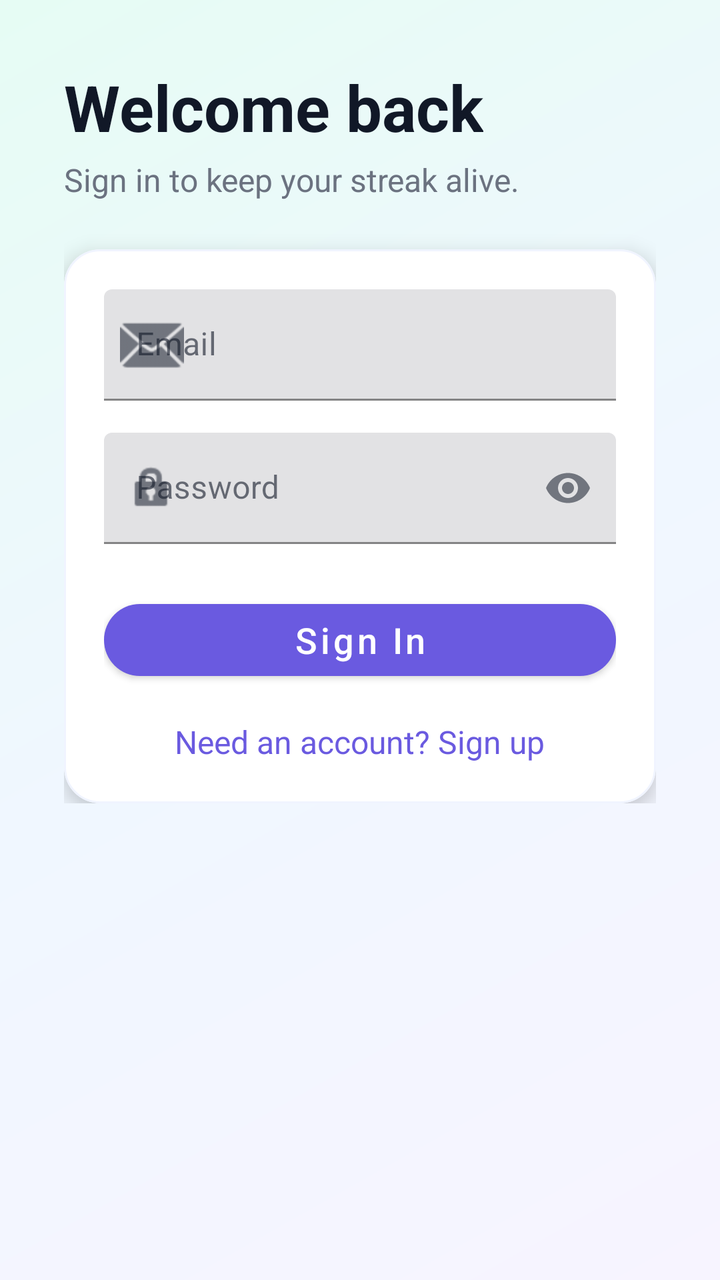
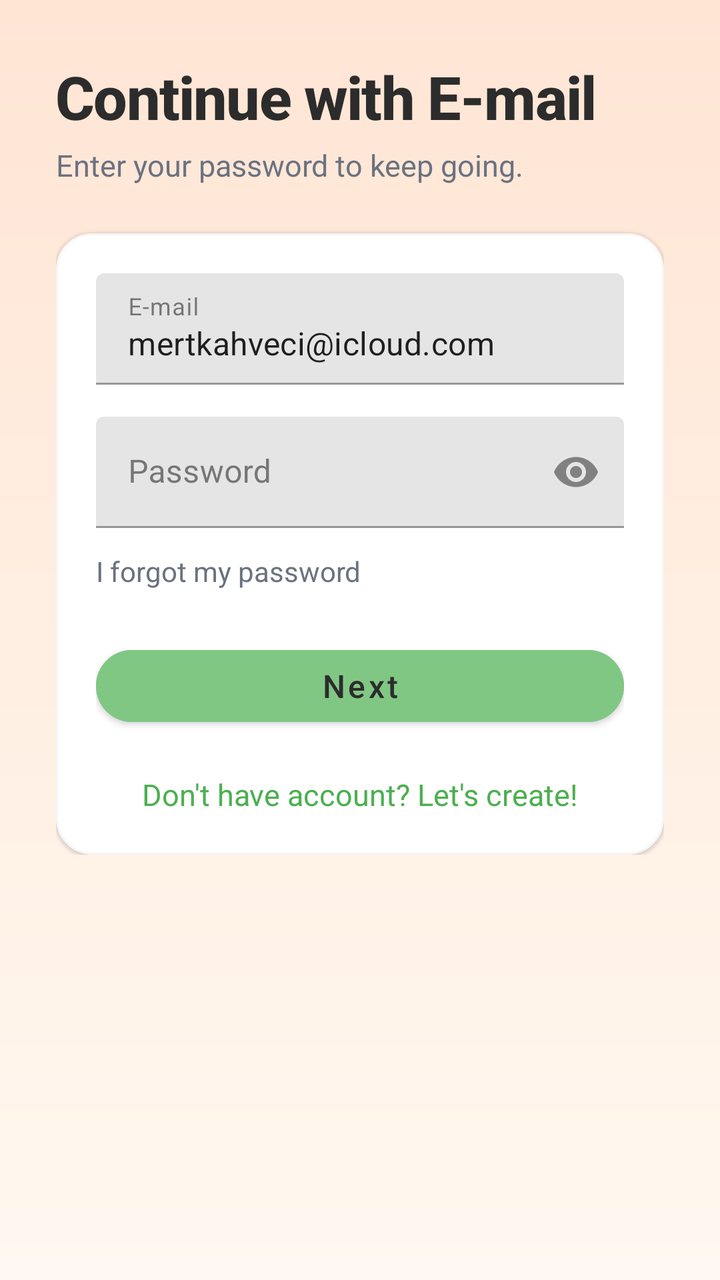

Two renders of the same Android screen: before a commit and after it. Below are the layout's source before the change and the commit's diff.
<!-- AndroidManifest.xml: application theme Theme.Group4mco -->
<!-- res/layout/activity_login.xml -->
<?xml version="1.0" encoding="utf-8"?>
<ScrollView xmlns:android="http://schemas.android.com/apk/res/android"
    xmlns:app="http://schemas.android.com/apk/res-auto"
    android:layout_width="match_parent"
    android:layout_height="match_parent"
    android:background="@drawable/bg_app_gradient">

    <LinearLayout
        android:layout_width="match_parent"
        android:layout_height="wrap_content"
        android:orientation="vertical"
        android:padding="32dp">

        <TextView
            android:layout_width="wrap_content"
            android:layout_height="wrap_content"
            android:text="Welcome back"
            android:textColor="@color/color_on_surface"
            android:textSize="32sp"
            android:textStyle="bold" />

        <TextView
            android:layout_width="wrap_content"
            android:layout_height="wrap_content"
            android:layout_marginTop="4dp"
            android:text="Sign in to keep your streak alive."
            android:textColor="@color/color_on_surface_secondary"
            android:textSize="16sp" />

        <com.google.android.material.card.MaterialCardView
            android:layout_width="match_parent"
            android:layout_height="wrap_content"
            android:layout_marginTop="24dp"
            app:cardBackgroundColor="@color/color_surface"
            app:cardCornerRadius="@dimen/card_corner_radius"
            app:cardElevation="@dimen/card_elevation"
            app:strokeColor="@color/color_surface_alt"
            app:strokeWidth="1dp">

            <LinearLayout
                android:layout_width="match_parent"
                android:layout_height="wrap_content"
                android:orientation="vertical"
                android:padding="@dimen/card_padding">

                <com.google.android.material.textfield.TextInputLayout
                    android:layout_width="match_parent"
                    android:layout_height="wrap_content"
                    android:hint="Email"
                    app:boxBackgroundMode="filled"
                    app:boxStrokeColor="@color/color_primary"
                    app:startIconDrawable="@android:drawable/ic_dialog_email">

                    <com.google.android.material.textfield.TextInputEditText
                        android:id="@+id/emailInput"
                        android:layout_width="match_parent"
                        android:layout_height="wrap_content"
                        android:inputType="textEmailAddress" />

                </com.google.android.material.textfield.TextInputLayout>

                <com.google.android.material.textfield.TextInputLayout
                    android:layout_width="match_parent"
                    android:layout_height="wrap_content"
                    android:layout_marginTop="16dp"
                    android:hint="Password"
                    app:boxBackgroundMode="filled"
                    app:boxStrokeColor="@color/color_primary"
                    app:endIconMode="password_toggle"
                    app:startIconDrawable="@android:drawable/ic_lock_idle_lock">

                    <com.google.android.material.textfield.TextInputEditText
                        android:id="@+id/passwordInput"
                        android:layout_width="match_parent"
                        android:layout_height="wrap_content"
                        android:inputType="textPassword" />

                </com.google.android.material.textfield.TextInputLayout>

                <com.google.android.material.button.MaterialButton
                    android:id="@+id/loginBtn"
                    style="@style/Widget.MaterialComponents.Button"
                    android:layout_width="match_parent"
                    android:layout_height="wrap_content"
                    android:layout_marginTop="24dp"
                    android:text="Sign In"
                    android:textAllCaps="false"
                    android:textSize="18sp"
                    app:cornerRadius="24dp"
                    app:iconGravity="textStart" />

                <TextView
                    android:id="@+id/toRegister"
                    android:layout_width="wrap_content"
                    android:layout_height="wrap_content"
                    android:layout_gravity="center_horizontal"
                    android:layout_marginTop="16dp"
                    android:text="Need an account? Sign up"
                    android:textColor="@color/color_primary"
                    android:textSize="16sp" />

            </LinearLayout>
        </com.google.android.material.card.MaterialCardView>

    </LinearLayout>
</ScrollView>
<!-- resources referenced by this layout -->
<resources>
  <color name="color_on_surface">#111827</color>
  <color name="color_on_surface_secondary">#6B7280</color>
  <color name="color_primary">#6A5AE0</color>
  <color name="color_surface">#FFFFFF</color>
  <color name="color_surface_alt">#F0F4FF</color>
  <dimen name="card_corner_radius">18dp</dimen>
  <dimen name="card_elevation">6dp</dimen>
  <dimen name="card_padding">20dp</dimen>
  <!-- drawable bg_app_gradient (drawable) -->
  <?xml version="1.0" encoding="utf-8"?>
  <shape xmlns:android="http://schemas.android.com/apk/res/android">
      <gradient
          android:startColor="@color/gradient_start"
          android:centerColor="@color/gradient_center"
          android:endColor="@color/gradient_end"
          android:angle="135" />
  </shape>
  <style name="Theme.Group4mco" parent="Theme.MaterialComponents.DayNight.NoActionBar">
          <item name="colorPrimary">@color/color_primary</item>
          <item name="colorPrimaryVariant">@color/color_primary_dark</item>
          <item name="colorSecondary">@color/color_secondary</item>
          <item name="android:colorBackground">@color/color_background</item>
          <item name="colorOnPrimary">@color/color_on_primary</item>
          <item name="colorOnSecondary">@color/color_surface</item>
          <item name="colorOnBackground">@color/color_on_surface</item>
          <item name="colorOnSurface">@color/color_on_surface</item>
          <item name="android:statusBarColor">@android:color/transparent</item>
          <item name="android:navigationBarColor">@android:color/white</item>
          <item name="android:windowLightStatusBar">true</item>
      </style>
  <color name="gradient_start">#F7F4FF</color>
  <color name="gradient_center">#F0F7FF</color>
  <color name="gradient_end">#E6FCF4</color>
  <color name="color_primary_dark">#4E3FE0</color>
  <color name="color_secondary">#FF8E72</color>
  <color name="color_background">#F5F6FF</color>
  <color name="color_on_primary">#FFFFFF</color>
</resources>

<!-- the commit's change to res/layout/activity_login.xml (unified diff, before → after) -->
@@ -9,23 +9,24 @@
         android:layout_width="match_parent"
         android:layout_height="wrap_content"
         android:orientation="vertical"
-        android:padding="32dp">
+        android:padding="28dp">
 
         <TextView
             android:layout_width="wrap_content"
             android:layout_height="wrap_content"
-            android:text="Welcome back"
+            android:text="Continue with E-mail"
+            android:textAppearance="@style/TextAppearance.Consistify.Headline"
             android:textColor="@color/color_on_surface"
-            android:textSize="32sp"
-            android:textStyle="bold" />
+            android:textSize="30sp" />
 
         <TextView
             android:layout_width="wrap_content"
             android:layout_height="wrap_content"
             android:layout_marginTop="4dp"
-            android:text="Sign in to keep your streak alive."
+            android:text="Enter your password to keep going."
+            android:textAppearance="@style/TextAppearance.Consistify.BodySecondary"
             android:textColor="@color/color_on_surface_secondary"
-            android:textSize="16sp" />
+            android:textSize="15sp" />
 
         <com.google.android.material.card.MaterialCardView
             android:layout_width="match_parent"
@@ -33,7 +34,6 @@
             android:layout_marginTop="24dp"
             app:cardBackgroundColor="@color/color_surface"
             app:cardCornerRadius="@dimen/card_corner_radius"
-            app:cardElevation="@dimen/card_elevation"
             app:strokeColor="@color/color_surface_alt"
             app:strokeWidth="1dp">
 
@@ -46,16 +46,15 @@
                 <com.google.android.material.textfield.TextInputLayout
                     android:layout_width="match_parent"
                     android:layout_height="wrap_content"
-                    android:hint="Email"
-                    app:boxBackgroundMode="filled"
-                    app:boxStrokeColor="@color/color_primary"
-                    app:startIconDrawable="@android:drawable/ic_dialog_email">
+                    android:hint="E-mail"
+                    app:boxBackgroundMode="filled">
 
                     <com.google.android.material.textfield.TextInputEditText
                         android:id="@+id/emailInput"
                         android:layout_width="match_parent"
                         android:layout_height="wrap_content"
-                        android:inputType="textEmailAddress" />
+                        android:inputType="textEmailAddress"
+                        android:text="mertkahveci@icloud.com" />
 
                 </com.google.android.material.textfield.TextInputLayout>
 
@@ -65,9 +64,7 @@
                     android:layout_marginTop="16dp"
                     android:hint="Password"
                     app:boxBackgroundMode="filled"
-                    app:boxStrokeColor="@color/color_primary"
-                    app:endIconMode="password_toggle"
-                    app:startIconDrawable="@android:drawable/ic_lock_idle_lock">
+                    app:endIconMode="password_toggle">
 
                     <com.google.android.material.textfield.TextInputEditText
                         android:id="@+id/passwordInput"
@@ -77,27 +74,36 @@
 
                 </com.google.android.material.textfield.TextInputLayout>
 
+                <TextView
+                    android:layout_width="wrap_content"
+                    android:layout_height="wrap_content"
+                    android:layout_marginTop="12dp"
+                    android:text="I forgot my password"
+                    android:textColor="@color/color_on_surface_secondary"
+                    android:textSize="14sp" />
+
                 <com.google.android.material.button.MaterialButton
                     android:id="@+id/loginBtn"
                     style="@style/Widget.MaterialComponents.Button"
                     android:layout_width="match_parent"
                     android:layout_height="wrap_content"
                     android:layout_marginTop="24dp"
-                    android:text="Sign In"
+                    android:backgroundTint="@color/onboarding_light_green"
+                    android:text="Next"
                     android:textAllCaps="false"
-                    android:textSize="18sp"
-                    app:cornerRadius="24dp"
-                    app:iconGravity="textStart" />
+                    android:textColor="@color/color_on_surface"
+                    android:textSize="16sp"
+                    app:cornerRadius="24dp" />
 
                 <TextView
                     android:id="@+id/toRegister"
                     android:layout_width="wrap_content"
                     android:layout_height="wrap_content"
                     android:layout_gravity="center_horizontal"
-                    android:layout_marginTop="16dp"
-                    android:text="Need an account? Sign up"
+                    android:layout_marginTop="20dp"
+                    android:text="Don't have account? Let's create!"
                     android:textColor="@color/color_primary"
-                    android:textSize="16sp" />
+                    android:textSize="15sp" />
 
             </LinearLayout>
         </com.google.android.material.card.MaterialCardView>
<!-- resource entries referenced after the edit -->
@@ -1,22 +1,33 @@
 <!-- resources referenced by this layout -->
 <resources>
-  <color name="color_on_surface">#111827</color>
+  <color name="color_on_surface">#2C2C2C</color>
   <color name="color_on_surface_secondary">#6B7280</color>
-  <color name="color_primary">#6A5AE0</color>
+  <color name="color_primary">#4CAF50</color>
   <color name="color_surface">#FFFFFF</color>
-  <color name="color_surface_alt">#F0F4FF</color>
+  <color name="color_surface_alt">#F5F5F5</color>
+  <color name="onboarding_light_green">#81C784</color>
   <dimen name="card_corner_radius">18dp</dimen>
-  <dimen name="card_elevation">6dp</dimen>
   <dimen name="card_padding">20dp</dimen>
   <!-- drawable bg_app_gradient (drawable) -->
   <?xml version="1.0" encoding="utf-8"?>
   <shape xmlns:android="http://schemas.android.com/apk/res/android">
       <gradient
           android:startColor="@color/gradient_start"
-          android:centerColor="@color/gradient_center"
           android:endColor="@color/gradient_end"
-          android:angle="135" />
+          android:angle="270" />
   </shape>
+  <style name="TextAppearance.Consistify.BodySecondary">
+          <item name="android:fontFamily">@string/font_family_body</item>
+          <item name="android:textSize">14sp</item>
+          <item name="android:textColor">@color/color_on_surface_secondary</item>
+      </style>
+  <style name="TextAppearance.Consistify.Headline">
+          <item name="android:fontFamily">@string/font_family_heading</item>
+          <item name="android:textSize">28sp</item>
+          <item name="android:textColor">@color/color_on_surface</item>
+          <item name="android:textStyle">bold</item>
+          <item name="android:letterSpacing">-0.02</item>
+      </style>
   <style name="Theme.Group4mco" parent="Theme.MaterialComponents.DayNight.NoActionBar">
           <item name="colorPrimary">@color/color_primary</item>
           <item name="colorPrimaryVariant">@color/color_primary_dark</item>
@@ -30,12 +41,13 @@
           <item name="android:navigationBarColor">@android:color/white</item>
           <item name="android:windowLightStatusBar">true</item>
       </style>
-  <color name="gradient_start">#F7F4FF</color>
-  <color name="gradient_center">#F0F7FF</color>
-  <color name="gradient_end">#E6FCF4</color>
-  <color name="color_primary_dark">#4E3FE0</color>
+  <color name="gradient_start">#FFE5D4</color>
+  <color name="gradient_end">#FFF8F0</color>
+  <string name="font_family_body">sans-serif</string>
+  <string name="font_family_heading">sans-serif-medium</string>
+  <color name="color_primary_dark">#388E3C</color>
   <color name="color_secondary">#FF8E72</color>
-  <color name="color_background">#F5F6FF</color>
+  <color name="color_background">#FFF8F0</color>
   <color name="color_on_primary">#FFFFFF</color>
 </resources>
 
